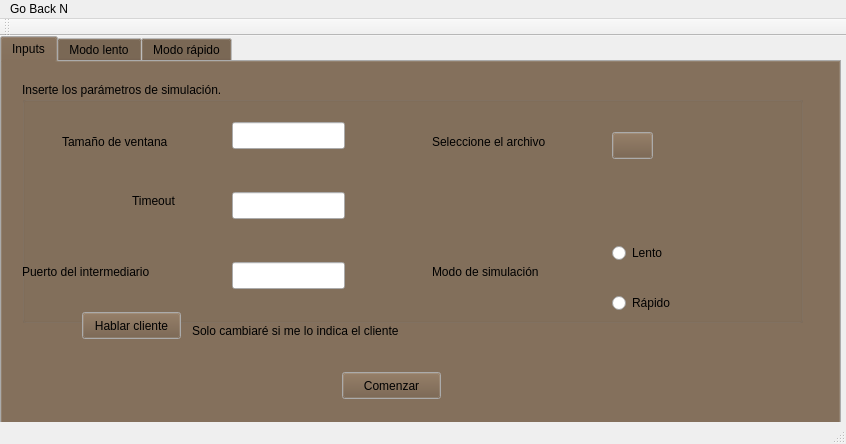
Before: the Qt Designer form mainwindow.ui in JeanCarloZuniga/Go_back_N, drawn with Qt 5.
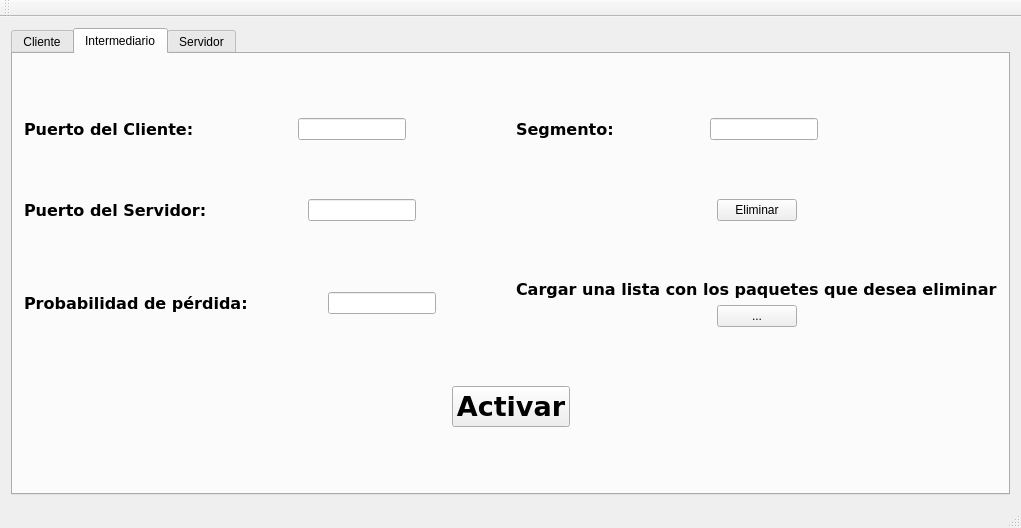
After: the same form once the commit is applied. The open tabs and pages were chosen to show the change. Icons and pictures are not drawn.

```diff
--- a/mainwindow.ui
+++ b/mainwindow.ui
@@ -6,373 +6,868 @@
    <rect>
     <x>0</x>
     <y>0</y>
-    <width>846</width>
-    <height>444</height>
+    <width>1021</width>
+    <height>528</height>
    </rect>
   </property>
   <property name="windowTitle">
    <string>MainWindow</string>
   </property>
   <widget class="QWidget" name="centralWidget">
-   <widget class="QPushButton" name="pushButton_8">
-    <property name="geometry">
-     <rect>
-      <x>580</x>
-      <y>30</y>
-      <width>99</width>
-      <height>27</height>
-     </rect>
-    </property>
-    <property name="text">
-     <string>PushButton</string>
-    </property>
-   </widget>
-   <widget class="QTabWidget" name="tabWidget">
-    <property name="geometry">
-     <rect>
-      <x>0</x>
-      <y>0</y>
-      <width>841</width>
-      <height>401</height>
-     </rect>
-    </property>
-    <property name="palette">
-     <palette>
-      <active>
-       <colorrole role="Button">
-        <brush brushstyle="SolidPattern">
-         <color alpha="255">
-          <red>111</red>
-          <green>89</green>
-          <blue>66</blue>
-         </color>
-        </brush>
-       </colorrole>
-      </active>
-      <inactive>
-       <colorrole role="Button">
-        <brush brushstyle="SolidPattern">
-         <color alpha="255">
-          <red>111</red>
-          <green>89</green>
-          <blue>66</blue>
-         </color>
-        </brush>
-       </colorrole>
-      </inactive>
-      <disabled>
-       <colorrole role="Button">
-        <brush brushstyle="SolidPattern">
-         <color alpha="255">
-          <red>111</red>
-          <green>89</green>
-          <blue>66</blue>
-         </color>
-        </brush>
-       </colorrole>
-      </disabled>
-     </palette>
-    </property>
-    <property name="currentIndex">
-     <number>0</number>
-    </property>
-    <widget class="QWidget" name="inputsTAB">
-     <attribute name="title">
-      <string>Inputs</string>
-     </attribute>
-     <widget class="QGroupBox" name="groupBox">
-      <property name="geometry">
-       <rect>
-        <x>20</x>
-        <y>20</y>
-        <width>781</width>
-        <height>241</height>
-       </rect>
-      </property>
-      <property name="title">
-       <string>Inserte los parámetros de simulación.</string>
-      </property>
-      <widget class="QLabel" name="label">
-       <property name="geometry">
-        <rect>
-         <x>40</x>
-         <y>50</y>
-         <width>141</width>
-         <height>20</height>
-        </rect>
-       </property>
-       <property name="text">
-        <string>Tamaño de ventana</string>
-       </property>
-      </widget>
-      <widget class="QLabel" name="label_2">
-       <property name="geometry">
-        <rect>
-         <x>410</x>
-         <y>50</y>
-         <width>141</width>
-         <height>20</height>
-        </rect>
-       </property>
-       <property name="text">
-        <string>Seleccione el archivo</string>
-       </property>
-      </widget>
-      <widget class="QLabel" name="label_3">
-       <property name="geometry">
-        <rect>
-         <x>0</x>
-         <y>180</y>
-         <width>171</width>
-         <height>20</height>
-        </rect>
-       </property>
-       <property name="text">
-        <string>Puerto del intermediario</string>
-       </property>
-      </widget>
-      <widget class="QLabel" name="label_5">
-       <property name="geometry">
-        <rect>
-         <x>110</x>
-         <y>110</y>
-         <width>67</width>
-         <height>17</height>
-        </rect>
-       </property>
-       <property name="text">
-        <string>Timeout</string>
-       </property>
-      </widget>
-      <widget class="QLabel" name="label_6">
-       <property name="geometry">
-        <rect>
-         <x>410</x>
-         <y>180</y>
-         <width>141</width>
-         <height>20</height>
-        </rect>
-       </property>
-       <property name="text">
-        <string>Modo de simulación</string>
-       </property>
-      </widget>
-      <widget class="QLineEdit" name="lineEdit">
-       <property name="geometry">
-        <rect>
-         <x>210</x>
-         <y>40</y>
-         <width>113</width>
-         <height>27</height>
-        </rect>
-       </property>
-      </widget>
-      <widget class="QLineEdit" name="lineEdit_3">
-       <property name="geometry">
-        <rect>
-         <x>210</x>
-         <y>180</y>
-         <width>113</width>
-         <height>27</height>
-        </rect>
-       </property>
-      </widget>
-      <widget class="QLineEdit" name="lineEdit_6">
-       <property name="geometry">
-        <rect>
-         <x>210</x>
-         <y>110</y>
-         <width>113</width>
-         <height>27</height>
-        </rect>
-       </property>
-      </widget>
-      <widget class="QPushButton" name="seleccionarArchivoBTN">
-       <property name="geometry">
-        <rect>
-         <x>590</x>
-         <y>50</y>
-         <width>41</width>
-         <height>27</height>
-        </rect>
-       </property>
-       <property name="text">
-        <string/>
-       </property>
-       <property name="icon">
-        <iconset>
-         <normaloff>../select.png</normaloff>../select.png</iconset>
-       </property>
-      </widget>
-      <widget class="QRadioButton" name="radioButton">
-       <property name="geometry">
-        <rect>
-         <x>590</x>
-         <y>160</y>
-         <width>117</width>
-         <height>22</height>
-        </rect>
-       </property>
-       <property name="text">
-        <string>Lento</string>
-       </property>
-      </widget>
-      <widget class="QRadioButton" name="radioButton_2">
-       <property name="geometry">
-        <rect>
-         <x>590</x>
-         <y>210</y>
-         <width>117</width>
-         <height>22</height>
-        </rect>
-       </property>
-       <property name="text">
-        <string>Rápido</string>
-       </property>
-      </widget>
-     </widget>
-     <widget class="QPushButton" name="pushButton_2">
-      <property name="geometry">
-       <rect>
-        <x>340</x>
-        <y>310</y>
-        <width>99</width>
-        <height>27</height>
-       </rect>
-      </property>
-      <property name="text">
-       <string>Comenzar</string>
-      </property>
-     </widget>
-     <widget class="QPushButton" name="pushButton_3">
-      <property name="geometry">
-       <rect>
-        <x>80</x>
-        <y>250</y>
-        <width>99</width>
-        <height>27</height>
-       </rect>
-      </property>
-      <property name="text">
-       <string>Hablar cliente</string>
-      </property>
-     </widget>
-     <widget class="QLabel" name="label_4">
-      <property name="geometry">
-       <rect>
-        <x>190</x>
-        <y>260</y>
-        <width>261</width>
-        <height>17</height>
-       </rect>
-      </property>
-      <property name="text">
-       <string>Solo cambiaré si me lo indica el cliente</string>
-      </property>
-     </widget>
-    </widget>
-    <widget class="QWidget" name="lentoTAB">
-     <attribute name="title">
-      <string>Modo lento</string>
-     </attribute>
-     <widget class="QPushButton" name="pushButton">
-      <property name="geometry">
-       <rect>
-        <x>428</x>
-        <y>0</y>
-        <width>111</width>
-        <height>27</height>
-       </rect>
-      </property>
-      <property name="text">
-       <string>Prueba flechas</string>
-      </property>
-     </widget>
-     <widget class="QListWidget" name="listWidget">
-      <property name="geometry">
-       <rect>
-        <x>10</x>
-        <y>30</y>
-        <width>821</width>
-        <height>321</height>
-       </rect>
-      </property>
-     </widget>
-     <widget class="QLabel" name="senderLB">
-      <property name="geometry">
-       <rect>
-        <x>50</x>
-        <y>10</y>
-        <width>71</width>
-        <height>17</height>
-       </rect>
-      </property>
-      <property name="font">
-       <font>
-        <family>Purisa</family>
-        <pointsize>12</pointsize>
-        <weight>75</weight>
-        <bold>true</bold>
-       </font>
-      </property>
-      <property name="text">
-       <string>SENDER</string>
-      </property>
-     </widget>
-     <widget class="QLabel" name="senderLB_2">
-      <property name="geometry">
-       <rect>
-        <x>700</x>
-        <y>10</y>
-        <width>111</width>
-        <height>17</height>
-       </rect>
-      </property>
-      <property name="font">
-       <font>
-        <family>Purisa</family>
-        <pointsize>12</pointsize>
-        <weight>75</weight>
-        <bold>true</bold>
-       </font>
-      </property>
-      <property name="text">
-       <string>RECEIVER</string>
-      </property>
-     </widget>
-    </widget>
-    <widget class="QWidget" name="rapidoTAB">
-     <attribute name="title">
-      <string>Modo rápido</string>
-     </attribute>
-     <widget class="QPlainTextEdit" name="plainTextEdit">
-      <property name="geometry">
-       <rect>
-        <x>30</x>
-        <y>20</y>
-        <width>791</width>
-        <height>331</height>
-       </rect>
-      </property>
-     </widget>
-    </widget>
-   </widget>
+   <layout class="QGridLayout" name="gridLayout_2">
+    <item row="0" column="0">
+     <layout class="QHBoxLayout" name="horizontalLayout">
+      <item>
+       <widget class="QTabWidget" name="tabWidget">
+        <property name="currentIndex">
+         <number>0</number>
+        </property>
+        <widget class="QWidget" name="tab_3">
+         <attribute name="title">
+          <string>Cliente</string>
+         </attribute>
+         <layout class="QGridLayout" name="gridLayout">
+          <item row="0" column="0" colspan="2">
+           <layout class="QVBoxLayout" name="verticalLayout_2">
+            <item>
+             <layout class="QHBoxLayout" name="horizontalLayout_3">
+              <item>
+               <widget class="QLabel" name="label_5">
+                <property name="font">
+                 <font>
+                  <family>DejaVu Sans</family>
+                  <pointsize>12</pointsize>
+                  <weight>75</weight>
+                  <bold>true</bold>
+                 </font>
+                </property>
+                <property name="text">
+                 <string>Tamaño de la ventana:</string>
+                </property>
+               </widget>
+              </item>
+              <item>
+               <spacer name="horizontalSpacer_5">
+                <property name="orientation">
+                 <enum>Qt::Horizontal</enum>
+                </property>
+                <property name="sizeHint" stdset="0">
+                 <size>
+                  <width>40</width>
+                  <height>20</height>
+                 </size>
+                </property>
+               </spacer>
+              </item>
+              <item>
+               <widget class="QSlider" name="horizontalSlider_2">
+                <property name="orientation">
+                 <enum>Qt::Horizontal</enum>
+                </property>
+               </widget>
+              </item>
+              <item>
+               <spacer name="horizontalSpacer">
+                <property name="orientation">
+                 <enum>Qt::Horizontal</enum>
+                </property>
+                <property name="sizeHint" stdset="0">
+                 <size>
+                  <width>40</width>
+                  <height>20</height>
+                 </size>
+                </property>
+               </spacer>
+              </item>
+             </layout>
+            </item>
+           </layout>
+          </item>
+          <item row="1" column="0">
+           <layout class="QHBoxLayout" name="horizontalLayout_4">
+            <item>
+             <widget class="QLabel" name="label_6">
+              <property name="font">
+               <font>
+                <family>DejaVu Sans</family>
+                <pointsize>12</pointsize>
+                <weight>75</weight>
+                <bold>true</bold>
+               </font>
+              </property>
+              <property name="text">
+               <string>Archivo a enviar:</string>
+              </property>
+             </widget>
+            </item>
+            <item>
+             <spacer name="horizontalSpacer_2">
+              <property name="orientation">
+               <enum>Qt::Horizontal</enum>
+              </property>
+              <property name="sizeHint" stdset="0">
+               <size>
+                <width>40</width>
+                <height>20</height>
+               </size>
+              </property>
+             </spacer>
+            </item>
+            <item>
+             <widget class="QPushButton" name="pushButton_2">
+              <property name="text">
+               <string>...</string>
+              </property>
+             </widget>
+            </item>
+            <item>
+             <spacer name="horizontalSpacer_6">
+              <property name="orientation">
+               <enum>Qt::Horizontal</enum>
+              </property>
+              <property name="sizeHint" stdset="0">
+               <size>
+                <width>40</width>
+                <height>20</height>
+               </size>
+              </property>
+             </spacer>
+            </item>
+           </layout>
+          </item>
+          <item row="2" column="0" colspan="2">
+           <layout class="QHBoxLayout" name="horizontalLayout_5">
+            <item>
+             <widget class="QLabel" name="label_7">
+              <property name="font">
+               <font>
+                <family>DejaVu Sans</family>
+                <pointsize>12</pointsize>
+                <weight>75</weight>
+                <bold>true</bold>
+               </font>
+              </property>
+              <property name="text">
+               <string>Puerto del Intermediario:</string>
+              </property>
+             </widget>
+            </item>
+            <item>
+             <spacer name="horizontalSpacer_3">
+              <property name="orientation">
+               <enum>Qt::Horizontal</enum>
+              </property>
+              <property name="sizeHint" stdset="0">
+               <size>
+                <width>40</width>
+                <height>20</height>
+               </size>
+              </property>
+             </spacer>
+            </item>
+            <item>
+             <widget class="QLineEdit" name="lineEdit_2"/>
+            </item>
+            <item>
+             <spacer name="horizontalSpacer_7">
+              <property name="orientation">
+               <enum>Qt::Horizontal</enum>
+              </property>
+              <property name="sizeHint" stdset="0">
+               <size>
+                <width>40</width>
+                <height>20</height>
+               </size>
+              </property>
+             </spacer>
+            </item>
+           </layout>
+          </item>
+          <item row="3" column="0">
+           <layout class="QHBoxLayout" name="horizontalLayout_6">
+            <item>
+             <widget class="QLabel" name="label_8">
+              <property name="font">
+               <font>
+                <family>DejaVu Sans</family>
+                <pointsize>12</pointsize>
+                <weight>75</weight>
+                <bold>true</bold>
+               </font>
+              </property>
+              <property name="text">
+               <string>Timeout:</string>
+              </property>
+             </widget>
+            </item>
+            <item>
+             <spacer name="horizontalSpacer_4">
+              <property name="orientation">
+               <enum>Qt::Horizontal</enum>
+              </property>
+              <property name="sizeHint" stdset="0">
+               <size>
+                <width>40</width>
+                <height>20</height>
+               </size>
+              </property>
+             </spacer>
+            </item>
+            <item>
+             <widget class="QSpinBox" name="spinBox_2"/>
+            </item>
+            <item>
+             <spacer name="horizontalSpacer_8">
+              <property name="orientation">
+               <enum>Qt::Horizontal</enum>
+              </property>
+              <property name="sizeHint" stdset="0">
+               <size>
+                <width>40</width>
+                <height>20</height>
+               </size>
+              </property>
+             </spacer>
+            </item>
+           </layout>
+          </item>
+          <item row="4" column="0" colspan="3">
+           <layout class="QHBoxLayout" name="horizontalLayout_19">
+            <item>
+             <spacer name="horizontalSpacer_32">
+              <property name="orientation">
+               <enum>Qt::Horizontal</enum>
+              </property>
+              <property name="sizeHint" stdset="0">
+               <size>
+                <width>40</width>
+                <height>20</height>
+               </size>
+              </property>
+             </spacer>
+            </item>
+            <item>
+             <widget class="QPushButton" name="pushButton_6">
+              <property name="font">
+               <font>
+                <family>DejaVu Sans</family>
+                <pointsize>20</pointsize>
+                <weight>75</weight>
+                <bold>true</bold>
+               </font>
+              </property>
+              <property name="text">
+               <string>Activar</string>
+              </property>
+             </widget>
+            </item>
+            <item>
+             <spacer name="horizontalSpacer_33">
+              <property name="orientation">
+               <enum>Qt::Horizontal</enum>
+              </property>
+              <property name="sizeHint" stdset="0">
+               <size>
+                <width>40</width>
+                <height>20</height>
+               </size>
+              </property>
+             </spacer>
+            </item>
+           </layout>
+          </item>
+          <item row="0" column="2" rowspan="4">
+           <layout class="QVBoxLayout" name="verticalLayout">
+            <item>
+             <layout class="QHBoxLayout" name="horizontalLayout_2">
+              <item>
+               <widget class="QLabel" name="label_9">
+                <property name="font">
+                 <font>
+                  <family>DejaVu Sans</family>
+                  <pointsize>12</pointsize>
+                  <weight>75</weight>
+                  <bold>true</bold>
+                 </font>
+                </property>
+                <property name="text">
+                 <string>Modo:</string>
+                </property>
+               </widget>
+              </item>
+              <item>
+               <widget class="QRadioButton" name="radioButton_2">
+                <property name="text">
+                 <string>Debug</string>
+                </property>
+               </widget>
+              </item>
+              <item>
+               <widget class="QRadioButton" name="radioButton">
+                <property name="text">
+                 <string>Normal</string>
+                </property>
+               </widget>
+              </item>
+              <item>
+               <spacer name="horizontalSpacer_10">
+                <property name="orientation">
+                 <enum>Qt::Horizontal</enum>
+                </property>
+                <property name="sizeHint" stdset="0">
+                 <size>
+                  <width>40</width>
+                  <height>20</height>
+                 </size>
+                </property>
+               </spacer>
+              </item>
+             </layout>
+            </item>
+            <item>
+             <widget class="QTextEdit" name="textEdit"/>
+            </item>
+           </layout>
+          </item>
+         </layout>
+        </widget>
+        <widget class="QWidget" name="tab_4">
+         <attribute name="title">
+          <string>Intermediario</string>
+         </attribute>
+         <layout class="QGridLayout" name="gridLayout_3">
+          <item row="0" column="0">
+           <layout class="QHBoxLayout" name="horizontalLayout_7">
+            <item>
+             <widget class="QLabel" name="label_10">
+              <property name="font">
+               <font>
+                <family>DejaVu Sans</family>
+                <pointsize>12</pointsize>
+                <weight>75</weight>
+                <bold>true</bold>
+               </font>
+              </property>
+              <property name="text">
+               <string>Puerto del Cliente:</string>
+              </property>
+             </widget>
+            </item>
+            <item>
+             <spacer name="horizontalSpacer_9">
+              <property name="orientation">
+               <enum>Qt::Horizontal</enum>
+              </property>
+              <property name="sizeHint" stdset="0">
+               <size>
+                <width>40</width>
+                <height>20</height>
+               </size>
+              </property>
+             </spacer>
+            </item>
+            <item>
+             <widget class="QLineEdit" name="lineEdit_3"/>
+            </item>
+            <item>
+             <spacer name="horizontalSpacer_11">
+              <property name="orientation">
+               <enum>Qt::Horizontal</enum>
+              </property>
+              <property name="sizeHint" stdset="0">
+               <size>
+                <width>40</width>
+                <height>20</height>
+               </size>
+              </property>
+             </spacer>
+            </item>
+           </layout>
+          </item>
+          <item row="0" column="2">
+           <layout class="QHBoxLayout" name="horizontalLayout_10">
+            <item>
+             <widget class="QLabel" name="label_13">
+              <property name="font">
+               <font>
+                <family>DejaVu Sans</family>
+                <pointsize>12</pointsize>
+                <weight>75</weight>
+                <bold>true</bold>
+               </font>
+              </property>
+              <property name="text">
+               <string>Segmento:</string>
+              </property>
+             </widget>
+            </item>
+            <item>
+             <spacer name="horizontalSpacer_21">
+              <property name="orientation">
+               <enum>Qt::Horizontal</enum>
+              </property>
+              <property name="sizeHint" stdset="0">
+               <size>
+                <width>40</width>
+                <height>20</height>
+               </size>
+              </property>
+             </spacer>
+            </item>
+            <item>
+             <widget class="QLineEdit" name="lineEdit_6"/>
+            </item>
+            <item>
+             <spacer name="horizontalSpacer_23">
+              <property name="orientation">
+               <enum>Qt::Horizontal</enum>
+              </property>
+              <property name="sizeHint" stdset="0">
+               <size>
+                <width>40</width>
+                <height>20</height>
+               </size>
+              </property>
+             </spacer>
+            </item>
+            <item>
+             <spacer name="horizontalSpacer_20">
+              <property name="orientation">
+               <enum>Qt::Horizontal</enum>
+              </property>
+              <property name="sizeHint" stdset="0">
+               <size>
+                <width>40</width>
+                <height>20</height>
+               </size>
+              </property>
+             </spacer>
+            </item>
+           </layout>
+          </item>
+          <item row="1" column="0" colspan="2">
+           <layout class="QHBoxLayout" name="horizontalLayout_8">
+            <item>
+             <widget class="QLabel" name="label_11">
+              <property name="font">
+               <font>
+                <family>DejaVu Sans</family>
+                <pointsize>12</pointsize>
+                <weight>75</weight>
+                <bold>true</bold>
+               </font>
+              </property>
+              <property name="text">
+               <string>Puerto del Servidor:</string>
+              </property>
+             </widget>
+            </item>
+            <item>
+             <spacer name="horizontalSpacer_12">
+              <property name="orientation">
+               <enum>Qt::Horizontal</enum>
+              </property>
+              <property name="sizeHint" stdset="0">
+               <size>
+                <width>40</width>
+                <height>20</height>
+               </size>
+              </property>
+             </spacer>
+            </item>
+            <item>
+             <widget class="QLineEdit" name="lineEdit_4"/>
+            </item>
+            <item>
+             <spacer name="horizontalSpacer_13">
+              <property name="orientation">
+               <enum>Qt::Horizontal</enum>
+              </property>
+              <property name="sizeHint" stdset="0">
+               <size>
+                <width>40</width>
+                <height>20</height>
+               </size>
+              </property>
+             </spacer>
+            </item>
+           </layout>
+          </item>
+          <item row="1" column="2">
+           <layout class="QHBoxLayout" name="horizontalLayout_11">
+            <item>
+             <spacer name="horizontalSpacer_17">
+              <property name="orientation">
+               <enum>Qt::Horizontal</enum>
+              </property>
+              <property name="sizeHint" stdset="0">
+               <size>
+                <width>40</width>
+                <height>20</height>
+               </size>
+              </property>
+             </spacer>
+            </item>
+            <item>
+             <widget class="QPushButton" name="pushButton">
+              <property name="text">
+               <string>Eliminar</string>
+              </property>
+             </widget>
+            </item>
+            <item>
+             <spacer name="horizontalSpacer_16">
+              <property name="orientation">
+               <enum>Qt::Horizontal</enum>
+              </property>
+              <property name="sizeHint" stdset="0">
+               <size>
+                <width>40</width>
+                <height>20</height>
+               </size>
+              </property>
+             </spacer>
+            </item>
+           </layout>
+          </item>
+          <item row="2" column="0" colspan="2">
+           <layout class="QHBoxLayout" name="horizontalLayout_9">
+            <item>
+             <widget class="QLabel" name="label_12">
+              <property name="font">
+               <font>
+                <family>DejaVu Sans</family>
+                <pointsize>12</pointsize>
+                <weight>75</weight>
+                <bold>true</bold>
+               </font>
+              </property>
+              <property name="text">
+               <string>Probabilidad de pérdida:</string>
+              </property>
+             </widget>
+            </item>
+            <item>
+             <spacer name="horizontalSpacer_14">
+              <property name="orientation">
+               <enum>Qt::Horizontal</enum>
+              </property>
+              <property name="sizeHint" stdset="0">
+               <size>
+                <width>40</width>
+                <height>20</height>
+               </size>
+              </property>
+             </spacer>
+            </item>
+            <item>
+             <widget class="QLineEdit" name="lineEdit_5"/>
+            </item>
+            <item>
+             <spacer name="horizontalSpacer_15">
+              <property name="orientation">
+               <enum>Qt::Horizontal</enum>
+              </property>
+              <property name="sizeHint" stdset="0">
+               <size>
+                <width>40</width>
+                <height>20</height>
+               </size>
+              </property>
+             </spacer>
+            </item>
+           </layout>
+          </item>
+          <item row="2" column="2">
+           <layout class="QVBoxLayout" name="verticalLayout_4">
+            <item>
+             <widget class="QLabel" name="label_14">
+              <property name="font">
+               <font>
+                <family>DejaVu Sans</family>
+                <pointsize>12</pointsize>
+                <weight>75</weight>
+                <bold>true</bold>
+               </font>
+              </property>
+              <property name="text">
+               <string>Cargar una lista con los paquetes que desea eliminar</string>
+              </property>
+             </widget>
+            </item>
+            <item>
+             <layout class="QHBoxLayout" name="horizontalLayout_12">
+              <item>
+               <spacer name="horizontalSpacer_18">
+                <property name="orientation">
+                 <enum>Qt::Horizontal</enum>
+                </property>
+                <property name="sizeHint" stdset="0">
+                 <size>
+                  <width>40</width>
+                  <height>20</height>
+                 </size>
+                </property>
+               </spacer>
+              </item>
+              <item>
+               <widget class="QPushButton" name="pushButton_3">
+                <property name="text">
+                 <string>...</string>
+                </property>
+               </widget>
+              </item>
+              <item>
+               <spacer name="horizontalSpacer_19">
+                <property name="orientation">
+                 <enum>Qt::Horizontal</enum>
+                </property>
+                <property name="sizeHint" stdset="0">
+                 <size>
+                  <width>40</width>
+                  <height>20</height>
+                 </size>
+                </property>
+               </spacer>
+              </item>
+             </layout>
+            </item>
+           </layout>
+          </item>
+          <item row="3" column="0" colspan="3">
+           <layout class="QHBoxLayout" name="horizontalLayout_18">
+            <item>
+             <spacer name="horizontalSpacer_29">
+              <property name="orientation">
+               <enum>Qt::Horizontal</enum>
+              </property>
+              <property name="sizeHint" stdset="0">
+               <size>
+                <width>40</width>
+                <height>20</height>
+               </size>
+              </property>
+             </spacer>
+            </item>
+            <item>
+             <widget class="QPushButton" name="pushButton_5">
+              <property name="font">
+               <font>
+                <family>DejaVu Sans</family>
+                <pointsize>20</pointsize>
+                <weight>75</weight>
+                <bold>true</bold>
+               </font>
+              </property>
+              <property name="text">
+               <string>Activar</string>
+              </property>
+             </widget>
+            </item>
+            <item>
+             <spacer name="horizontalSpacer_31">
+              <property name="orientation">
+               <enum>Qt::Horizontal</enum>
+              </property>
+              <property name="sizeHint" stdset="0">
+               <size>
+                <width>40</width>
+                <height>20</height>
+               </size>
+              </property>
+             </spacer>
+            </item>
+           </layout>
+          </item>
+         </layout>
+        </widget>
+        <widget class="QWidget" name="tab_6">
+         <attribute name="title">
+          <string>Servidor</string>
+         </attribute>
+         <layout class="QGridLayout" name="gridLayout_4">
+          <item row="0" column="0">
+           <layout class="QHBoxLayout" name="horizontalLayout_13">
+            <item>
+             <widget class="QLabel" name="label_15">
+              <property name="font">
+               <font>
+                <family>DejaVu Sans</family>
+                <pointsize>12</pointsize>
+                <weight>75</weight>
+                <bold>true</bold>
+               </font>
+              </property>
+              <property name="text">
+               <string>Puerto del Escucha:</string>
+              </property>
+             </widget>
+            </item>
+            <item>
+             <spacer name="horizontalSpacer_24">
+              <property name="orientation">
+               <enum>Qt::Horizontal</enum>
+              </property>
+              <property name="sizeHint" stdset="0">
+               <size>
+                <width>40</width>
+                <height>20</height>
+               </size>
+              </property>
+             </spacer>
+            </item>
+            <item>
+             <widget class="QLineEdit" name="lineEdit_7"/>
+            </item>
+            <item>
+             <spacer name="horizontalSpacer_25">
+              <property name="orientation">
+               <enum>Qt::Horizontal</enum>
+              </property>
+              <property name="sizeHint" stdset="0">
+               <size>
+                <width>40</width>
+                <height>20</height>
+               </size>
+              </property>
+             </spacer>
+            </item>
+           </layout>
+          </item>
+          <item row="0" column="1" rowspan="2">
+           <layout class="QVBoxLayout" name="verticalLayout_3">
+            <item>
+             <layout class="QHBoxLayout" name="horizontalLayout_14">
+              <item>
+               <widget class="QLabel" name="label_16">
+                <property name="font">
+                 <font>
+                  <family>DejaVu Sans</family>
+                  <pointsize>12</pointsize>
+                  <weight>75</weight>
+                  <bold>true</bold>
+                 </font>
+                </property>
+                <property name="text">
+                 <string>Modo:</string>
+                </property>
+               </widget>
+              </item>
+              <item>
+               <widget class="QRadioButton" name="radioButton_3">
+                <property name="text">
+                 <string>Debug</string>
+                </property>
+               </widget>
+              </item>
+              <item>
+               <widget class="QRadioButton" name="radioButton_4">
+                <property name="text">
+                 <string>Normal</string>
+                </property>
+               </widget>
+              </item>
+              <item>
+               <spacer name="horizontalSpacer_26">
+                <property name="orientation">
+                 <enum>Qt::Horizontal</enum>
+                </property>
+                <property name="sizeHint" stdset="0">
+                 <size>
+                  <width>40</width>
+                  <height>20</height>
+                 </size>
+                </property>
+               </spacer>
+              </item>
+             </layout>
+            </item>
+            <item>
+             <widget class="QTextEdit" name="textEdit_2"/>
+            </item>
+           </layout>
+          </item>
+          <item row="1" column="0">
+           <layout class="QHBoxLayout" name="horizontalLayout_16">
+            <item>
+             <spacer name="horizontalSpacer_28">
+              <property name="orientation">
+               <enum>Qt::Horizontal</enum>
+              </property>
+              <property name="sizeHint" stdset="0">
+               <size>
+                <width>40</width>
+                <height>20</height>
+               </size>
+              </property>
+             </spacer>
+            </item>
+           </layout>
+          </item>
+          <item row="2" column="0" colspan="2">
+           <layout class="QHBoxLayout" name="horizontalLayout_15">
+            <item>
+             <spacer name="horizontalSpacer_27">
+              <property name="orientation">
+               <enum>Qt::Horizontal</enum>
+              </property>
+              <property name="sizeHint" stdset="0">
+               <size>
+                <width>40</width>
+                <height>20</height>
+               </size>
+              </property>
+             </spacer>
+            </item>
+            <item>
+             <widget class="QPushButton" name="pushButton_4">
+              <property name="font">
+               <font>
+                <family>DejaVu Sans</family>
+                <pointsize>20</pointsize>
+                <weight>75</weight>
+                <bold>true</bold>
+               </font>
+              </property>
+              <property name="text">
+               <string>Activar</string>
+              </property>
+             </widget>
+            </item>
+            <item>
+             <spacer name="horizontalSpacer_30">
+              <property name="orientation">
+               <enum>Qt::Horizontal</enum>
+              </property>
+              <property name="sizeHint" stdset="0">
+               <size>
+                <width>40</width>
+                <height>20</height>
+               </size>
+              </property>
+             </spacer>
+            </item>
+           </layout>
+          </item>
+         </layout>
+        </widget>
+       </widget>
+      </item>
+     </layout>
+    </item>
+   </layout>
+   <zorder>horizontalLayoutWidget</zorder>
+   <zorder>horizontalSlider_2</zorder>
   </widget>
   <widget class="QMenuBar" name="menuBar">
    <property name="geometry">
     <rect>
      <x>0</x>
      <y>0</y>
-     <width>846</width>
-     <height>25</height>
+     <width>1021</width>
+     <height>20</height>
     </rect>
    </property>
-   <widget class="QMenu" name="menuGo_Back_N">
-    <property name="title">
-     <string>Go Back N</string>
-    </property>
-   </widget>
-   <addaction name="menuGo_Back_N"/>
   </widget>
   <widget class="QToolBar" name="mainToolBar">
    <attribute name="toolBarArea">
```
